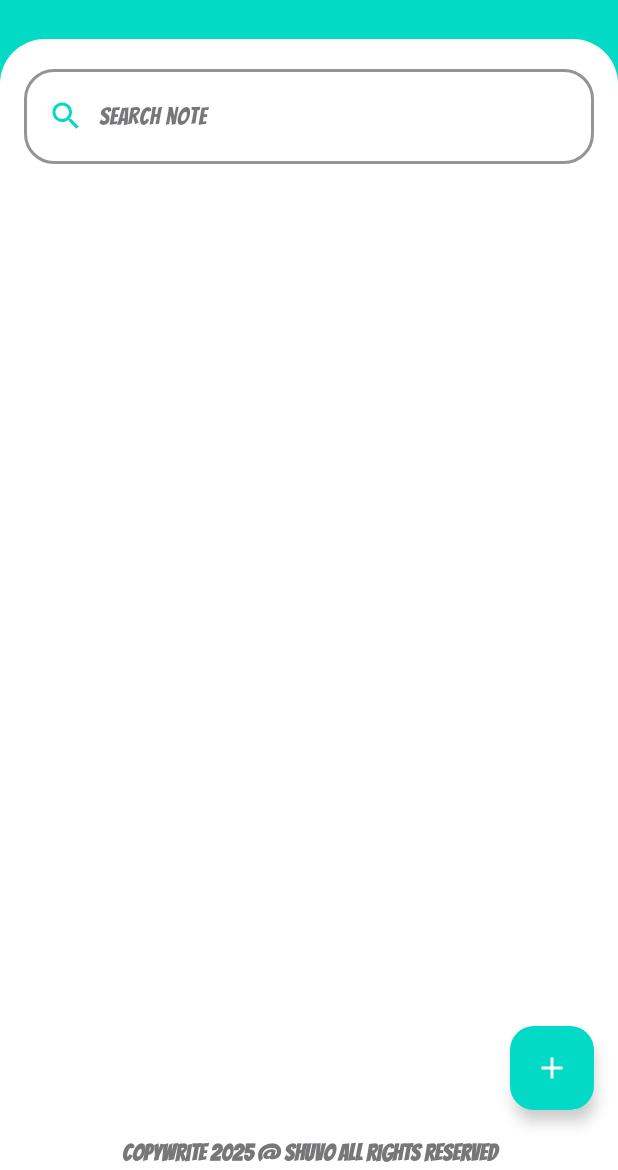
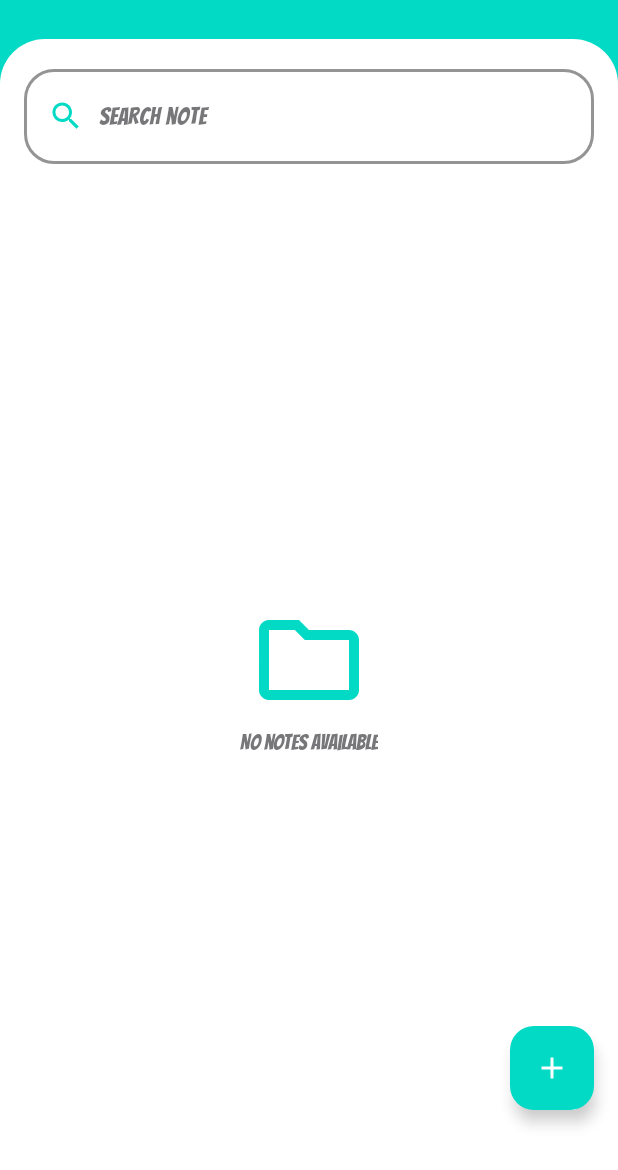
Before and after one commit to nNEWBE/personal-notes-android-app, an Android app: the screen it shows after launch once a user with an empty profile is signed in (MainActivity), on a phone screen of 412 x 824 dp, the part 66-1236 px from its top. Run offline under Robolectric (Android 15) with nearby library versions, the phone set to English and light mode, and no system bars; our stand-ins replace Firebase (no records; nobody signed in at launch, a user with empty details on screens opened directly); Roboto replaces fonts that are not available here.

Commit message:
some design issue fixed

```diff
--- a/app/src/main/java/com/example/personalnoteapp/MainActivity.java
+++ b/app/src/main/java/com/example/personalnoteapp/MainActivity.java
@@ -7,6 +7,7 @@ import android.text.TextWatcher;
 import android.view.View;
 import android.view.Window;
 import android.widget.ImageButton;
+import android.widget.LinearLayout;
 import android.widget.Toast;
 
 import androidx.appcompat.app.AlertDialog;
@@ -38,6 +39,7 @@ public class MainActivity extends AppCompatActivity implements NoteAdapter.OnNot
     private FirebaseAuth mAuth;
     private TextInputEditText searchInput;
     private ImageButton logoutButton;
+    private LinearLayout emptyView;
 
     @Override
     protected void onCreate(Bundle savedInstanceState) {
@@ -56,6 +58,7 @@ public class MainActivity extends AppCompatActivity implements NoteAdapter.OnNot
         searchInput = findViewById(R.id.search_input);
         FloatingActionButton fab = findViewById(R.id.fab);
         logoutButton = findViewById(R.id.logout_button);
+        emptyView = findViewById(R.id.empty_view);
 
         db = FirebaseFirestore.getInstance();
         mAuth = FirebaseAuth.getInstance();
@@ -79,6 +82,7 @@ public class MainActivity extends AppCompatActivity implements NoteAdapter.OnNot
         });
 
         setupSearch();
+        updateEmptyViewVisibility();
     }
 
     private void setupSearch() {
@@ -108,6 +112,17 @@ public class MainActivity extends AppCompatActivity implements NoteAdapter.OnNot
             }
         }
         noteAdapter.notifyDataSetChanged();
+        updateEmptyViewVisibility();
+    }
+
+    private void updateEmptyViewVisibility() {
+        if (filteredNoteList.isEmpty()) {
+            emptyView.setVisibility(View.VISIBLE);
+            notesRecyclerView.setVisibility(View.GONE);
+        } else {
+            emptyView.setVisibility(View.GONE);
+            notesRecyclerView.setVisibility(View.VISIBLE);
+        }
     }
 
     @Override
--- /dev/null
+++ b/app/src/main/res/drawable/ic_no_notes.xml
@@ -0,0 +1,9 @@
+<vector xmlns:android="http://schemas.android.com/apk/res/android"
+    android:width="24dp"
+    android:height="24dp"
+    android:viewportWidth="24.0"
+    android:viewportHeight="24.0">
+    <path
+        android:fillColor="@color/teal_200"
+        android:pathData="M20,6h-8l-2,-2H4c-1.1,0 -1.99,0.9 -1.99,2L2,18c0,1.1 0.9,2 2,2h16c1.1,0 2,-0.9 2,-2V8c0,-1.1 -0.9,-2 -2,-2zm0,12H4V6h5.17l2,2H20v10z"/>
+</vector>
--- a/app/src/main/res/layout/activity_add_note.xml
+++ b/app/src/main/res/layout/activity_add_note.xml
@@ -57,5 +57,4 @@
         android:textSize="16sp"
         android:fontFamily="@font/bangers"
         android:textColor="@android:color/white" />
-
 </LinearLayout>
--- a/app/src/main/res/layout/activity_main.xml
+++ b/app/src/main/res/layout/activity_main.xml
@@ -66,6 +66,7 @@
             app:boxCornerRadiusBottomEnd="20dp"
             app:boxCornerRadiusBottomStart="20dp"
             app:boxStrokeWidth="2dp"
+            app:endIconMode="clear_text"
             app:boxStrokeColor="@color/teal_200"
             app:hintTextColor="@color/ash"
             android:hint="Search note"
@@ -77,6 +78,7 @@
                 android:layout_height="wrap_content"
                 android:imeOptions="actionSearch"
                 android:inputType="text"
+                android:textColor="@color/ash"
                 android:fontFamily="@font/bangers"
                 android:drawableStart="@drawable/ic_search"
                 android:drawablePadding="10dp"
@@ -90,6 +92,28 @@
             android:layout_height="0dp"
             android:layout_weight="1"
             android:padding="8dp" />
+
+        <LinearLayout
+            android:id="@+id/empty_view"
+            android:layout_width="match_parent"
+            android:layout_height="match_parent"
+            android:orientation="vertical"
+            android:gravity="center"
+            android:visibility="gone">
+
+            <ImageView
+                android:layout_width="80dp"
+                android:layout_height="80dp"
+                android:src="@drawable/ic_no_notes"/>
+
+            <TextView
+                android:layout_width="wrap_content"
+                android:layout_height="wrap_content"
+                android:textColor="@color/ash"
+                android:fontFamily="@font/bangers"
+                android:text="No notes available"/>
+
+        </LinearLayout>
 
         <com.google.android.material.textview.MaterialTextView
             android:layout_width="match_parent"
```
